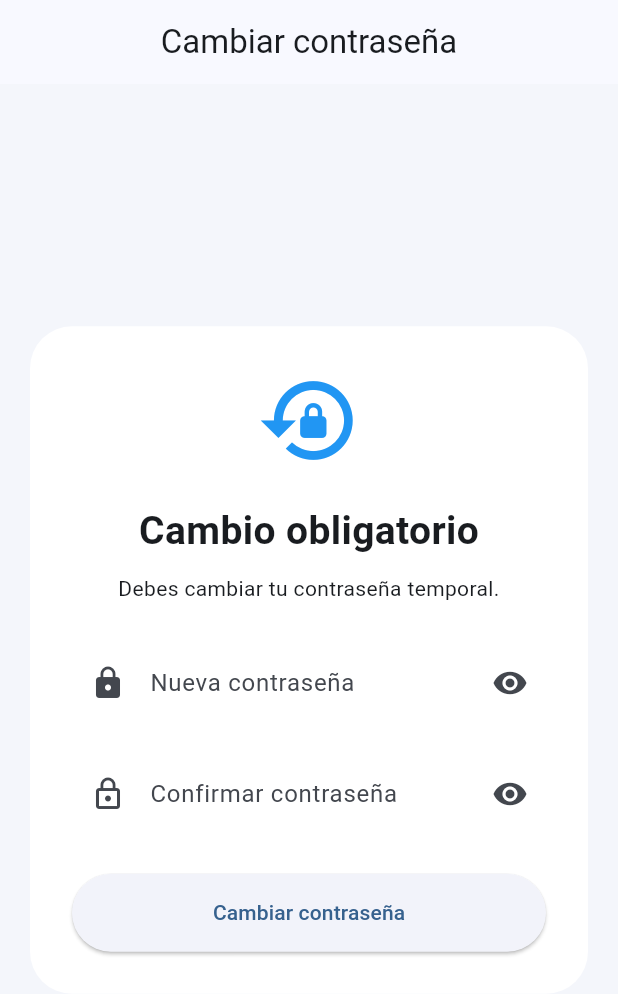
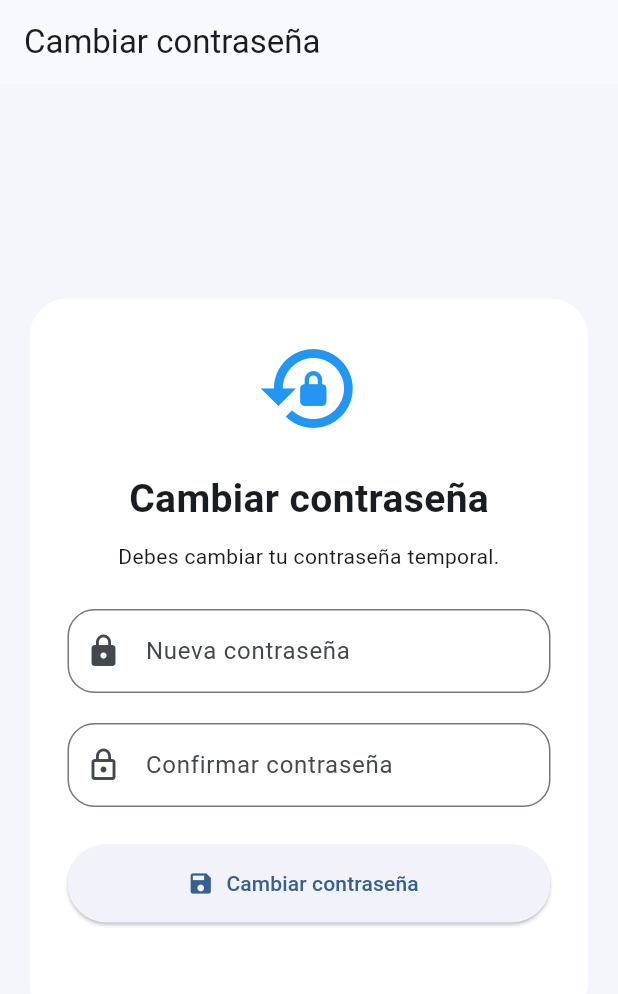
Before and after one commit to JUANJOVELAS/clima_planificador, a Flutter app: the CambiarPasswordPage screen opened directly with empty values, on a phone screen of 412 x 824 dp. Shown: the top 994 px of the screen. Run offline on Flutter 3.47's test engine with Material 3 defaults, Android fonts, the phone set to English and light mode, and no system bars; our stand-ins replace awesome_notifications, fl_chart, flutter_map, geolocator, image_picker, latlong2 and 3 more.

```diff
--- a/lib/cambiar_password_page.dart
+++ b/lib/cambiar_password_page.dart
@@ -11,25 +11,34 @@ class CambiarPasswordPage extends StatefulWidget {
   });
 
   @override
-  State<CambiarPasswordPage> createState() => _CambiarPasswordPageState();
+  State<CambiarPasswordPage> createState() =>
+      _CambiarPasswordPageState();
 }
 
-class _CambiarPasswordPageState extends State<CambiarPasswordPage> {
+class _CambiarPasswordPageState
+    extends State<CambiarPasswordPage> {
   final nuevaController = TextEditingController();
   final confirmarController = TextEditingController();
 
   String mensaje = "";
-  bool ocultarNueva = true;
-  bool ocultarConfirmar = true;
+  bool cargando = false;
 
   Future<void> cambiarPassword() async {
+    setState(() {
+      cargando = true;
+      mensaje = "";
+    });
+
     final url = Uri.parse(
       "https://clima-planificador.onrender.com/cambiar-password/${widget.usuarioId}",
     );
 
+    try {
       final respuesta = await http.put(
         url,
-      headers: {"Content-Type": "application/json"},
+        headers: {
+          "Content-Type": "application/json",
+        },
         body: jsonEncode({
           "nueva": nuevaController.text,
           "confirmar": confirmarController.text,
@@ -39,52 +48,75 @@ class _CambiarPasswordPageState extends State<CambiarPasswordPage> {
       final datos = jsonDecode(respuesta.body);
 
       if (respuesta.statusCode == 200) {
-      Navigator.pop(context);
+        setState(() {
+          mensaje =
+              "Contraseña cambiada correctamente";
+        });
+
+        await Future.delayed(
+          const Duration(seconds: 2),
+        );
+
+        if (mounted) {
+          Navigator.pushNamedAndRemoveUntil(
+             context,
+             "/",
+             (route) => false,
+          );
+        }
       } else {
         setState(() {
           mensaje = datos["error"];
         });
       }
+    } catch (e) {
+      setState(() {
+        mensaje = "Error de conexión";
+      });
+    } finally {
+      if (mounted) {
+        setState(() {
+          cargando = false;
+        });
       }
-
-  InputDecoration inputDecoracion(String texto, IconData icono) {
-    return InputDecoration(
-      labelText: texto,
-      prefixIcon: Icon(icono),
-      filled: true,
-      fillColor: Colors.white,
-      border: OutlineInputBorder(
-        borderRadius: BorderRadius.circular(18),
-        borderSide: BorderSide.none,
-      ),
-    );
+    }
   }
 
   @override
   Widget build(BuildContext context) {
+    final esOscuro =
+        Theme.of(context).brightness == Brightness.dark;
+
     return Scaffold(
-      backgroundColor: const Color(0xFFF4F6FB),
       appBar: AppBar(
         title: const Text("Cambiar contraseña"),
-        centerTitle: true,
       ),
       body: Center(
         child: Container(
-          width: 430,
+          width: 420,
+          padding: const EdgeInsets.all(25),
           margin: const EdgeInsets.all(20),
-          padding: const EdgeInsets.all(28),
           decoration: BoxDecoration(
-            color: Colors.white,
-            borderRadius: BorderRadius.circular(28),
+            color: esOscuro
+                ? const Color(0xFF1E293B)
+                : Colors.white,
+            borderRadius: BorderRadius.circular(25),
           ),
           child: Column(
             mainAxisSize: MainAxisSize.min,
             children: [
-              const Icon(Icons.lock_reset, size: 70, color: Colors.blue),
+              const Icon(
+                Icons.lock_reset,
+                size: 70,
+                color: Colors.blue,
+              ),
               const SizedBox(height: 20),
               const Text(
-                "Cambio obligatorio",
-                style: TextStyle(fontSize: 26, fontWeight: FontWeight.bold),
+                "Cambiar contraseña",
+                style: TextStyle(
+                  fontSize: 26,
+                  fontWeight: FontWeight.bold,
+                ),
               ),
               const SizedBox(height: 10),
               const Text(
@@ -94,39 +126,29 @@ class _CambiarPasswordPageState extends State<CambiarPasswordPage> {
               const SizedBox(height: 25),
               TextField(
                 controller: nuevaController,
-                obscureText: ocultarNueva,
-                decoration: inputDecoracion("Nueva contraseña", Icons.lock)
-                    .copyWith(
-                  suffixIcon: IconButton(
-                    icon: Icon(
-                      ocultarNueva ? Icons.visibility : Icons.visibility_off,
-                    ),
-                    onPressed: () {
-                      setState(() {
-                        ocultarNueva = !ocultarNueva;
-                      });
-                    },
+                obscureText: true,
+                decoration: InputDecoration(
+                  labelText: "Nueva contraseña",
+                  prefixIcon:
+                      const Icon(Icons.lock),
+                  border: OutlineInputBorder(
+                    borderRadius:
+                        BorderRadius.circular(18),
                   ),
                 ),
               ),
-              const SizedBox(height: 18),
+              const SizedBox(height: 20),
               TextField(
                 controller: confirmarController,
-                obscureText: ocultarConfirmar,
-                decoration:
-                    inputDecoracion("Confirmar contraseña", Icons.lock_outline)
-                        .copyWith(
-                  suffixIcon: IconButton(
-                    icon: Icon(
-                      ocultarConfirmar
-                          ? Icons.visibility
-                          : Icons.visibility_off,
-                    ),
-                    onPressed: () {
-                      setState(() {
-                        ocultarConfirmar = !ocultarConfirmar;
-                      });
-                    },
+                obscureText: true,
+                decoration: InputDecoration(
+                  labelText:
+                      "Confirmar contraseña",
+                  prefixIcon:
+                      const Icon(Icons.lock_outline),
+                  border: OutlineInputBorder(
+                    borderRadius:
+                        BorderRadius.circular(18),
                   ),
                 ),
               ),
@@ -134,19 +156,31 @@ class _CambiarPasswordPageState extends State<CambiarPasswordPage> {
               SizedBox(
                 width: double.infinity,
                 height: 52,
-                child: ElevatedButton(
-                  onPressed: cambiarPassword,
-                  child: const Text("Cambiar contraseña"),
+                child: ElevatedButton.icon(
+                  onPressed:
+                      cargando ? null : cambiarPassword,
+                  icon: cargando
+                      ? const SizedBox(
+                          width: 18,
+                          height: 18,
+                          child:
+                              CircularProgressIndicator(
+                            strokeWidth: 2,
+                          ),
+                        )
+                      : const Icon(Icons.save),
+                  label: Text(
+                    cargando
+                        ? "Guardando..."
+                        : "Cambiar contraseña",
                   ),
                 ),
-              if (mensaje.isNotEmpty) ...[
-                const SizedBox(height: 15),
+              ),
+              const SizedBox(height: 20),
               Text(
                 mensaje,
                 textAlign: TextAlign.center,
-                  style: const TextStyle(color: Colors.red),
               ),
-              ],
             ],
           ),
         ),
```
Also changed, not shown: lib/recuperar_password_page.dart (+40 -34 lines), 1 other file. Lines whose indentation alone changed are shown as unchanged.
